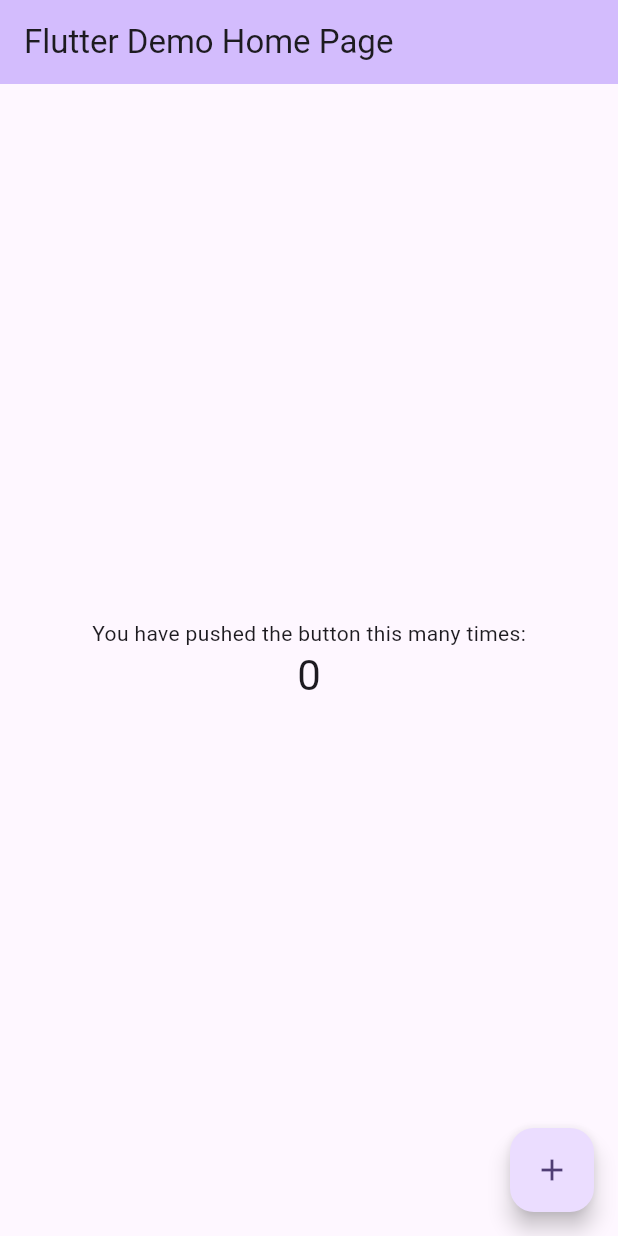
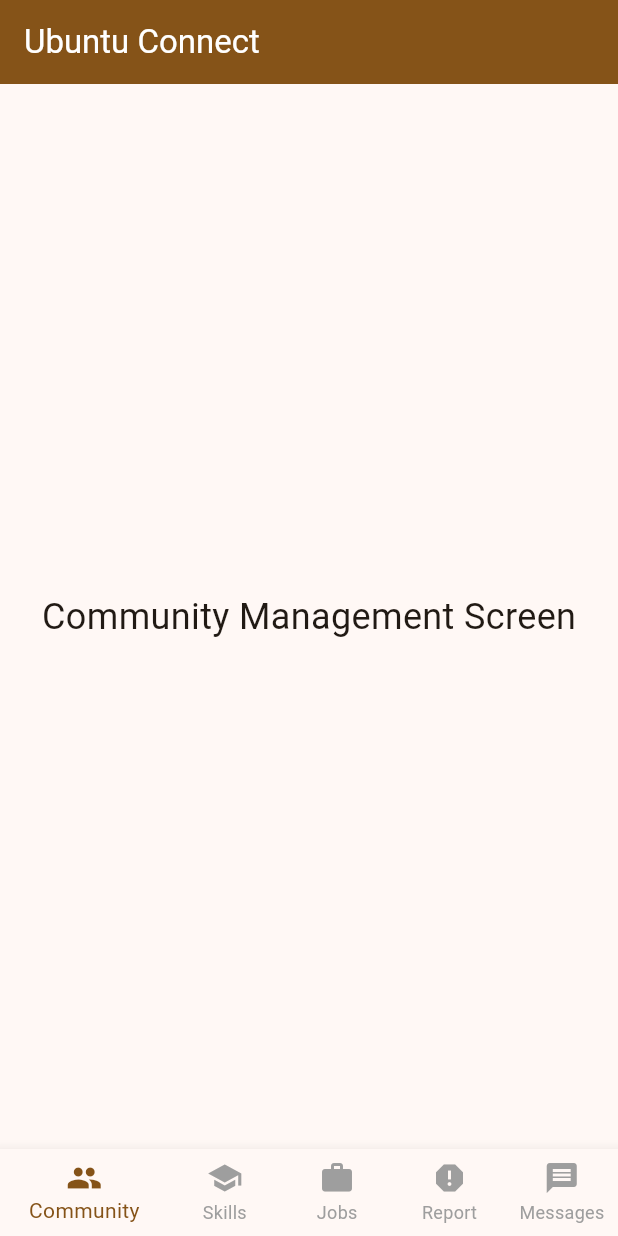
Before and after one commit to could-ai/01996184-e9a8-7469-90e4-a8971fbc547e, a Flutter app: the screen it shows after launch, on a phone screen of 412 x 824 dp. Run offline on Flutter 3.47's test engine with Material 3 defaults, Android fonts, the phone set to English and light mode, and no system bars.

Commit message:
Refactored the application structure based on the Ubuntu Connect PRD. Replaced the default counter app with a new main screen (`MainScreen`) that includes a `BottomNavigationBar`. This navigation bar provides access to the five core modules defined in the PRD: Community, Skills, Jobs, Report, and Messages. Created placeholder widgets for each of these screens (`CommunityScreen`, `SkillsScreen`, `JobsScreen`, `ReportScreen`, `MessagesScreen`) to serve as a foundation for future feature development. The app's title and theme have been updated to 'Ubuntu Connect' with an orange color scheme to align with the product branding.

```diff
--- a/usr/lib/main.dart
+++ b/usr/lib/main.dart
@@ -1,120 +1,162 @@
 import 'package:flutter/material.dart';
 
 void main() {
-  runApp(const MyApp());
+  runApp(const UbuntuConnectApp());
 }
 
-class MyApp extends StatelessWidget {
-  const MyApp({super.key});
+class UbuntuConnectApp extends StatelessWidget {
+  const UbuntuConnectApp({super.key});
 
-  // This widget is the root of your application.
   @override
   Widget build(BuildContext context) {
     return MaterialApp(
-      title: 'Flutter Demo',
+      title: 'Ubuntu Connect',
       debugShowCheckedModeBanner: false,
       theme: ThemeData(
-        // This is the theme of your application.
-        //
-        // TRY THIS: Try running your application with "flutter run". You'll see
-        // the application has a purple toolbar. Then, without quitting the app,
-        // try changing the seedColor in the colorScheme below to Colors.green
-        // and then invoke "hot reload" (save your changes or press the "hot
-        // reload" button in a Flutter-supported IDE, or press "r" if you used
-        // the command line to start the app).
-        //
-        // Notice that the counter didn't reset back to zero; the application
-        // state is not lost during the reload. To reset the state, use hot
-        // restart instead.
-        //
-        // This works for code too, not just values: Most code changes can be
-        // tested with just a hot reload.
-        colorScheme: ColorScheme.fromSeed(seedColor: Colors.deepPurple),
+        colorScheme: ColorScheme.fromSeed(seedColor: Colors.orange),
+        useMaterial3: true,
       ),
-      home: const MyHomePage(title: 'Flutter Demo Home Page'),
+      home: const MainScreen(),
     );
   }
 }
 
-class MyHomePage extends StatefulWidget {
-  const MyHomePage({super.key, required this.title});
-
-  // This widget is the home page of your application. It is stateful, meaning
-  // that it has a State object (defined below) that contains fields that affect
-  // how it looks.
-
-  // This class is the configuration for the state. It holds the values (in this
-  // case the title) provided by the parent (in this case the App widget) and
-  // used by the build method of the State. Fields in a Widget subclass are
-  // always marked "final".
-
-  final String title;
+class MainScreen extends StatefulWidget {
+  const MainScreen({super.key});
 
   @override
-  State<MyHomePage> createState() => _MyHomePageState();
+  State<MainScreen> createState() => _MainScreenState();
 }
 
-class _MyHomePageState extends State<MyHomePage> {
-  int _counter = 0;
+class _MainScreenState extends State<MainScreen> {
+  int _selectedIndex = 0;
 
-  void _incrementCounter() {
+  static const List<Widget> _widgetOptions = <Widget>[
+    CommunityScreen(),
+    SkillsScreen(),
+    JobsScreen(),
+    ReportScreen(),
+    MessagesScreen(),
+  ];
+
+  void _onItemTapped(int index) {
     setState(() {
-      // This call to setState tells the Flutter framework that something has
-      // changed in this State, which causes it to rerun the build method below
-      // so that the display can reflect the updated values. If we changed
-      // _counter without calling setState(), then the build method would not be
-      // called again, and so nothing would appear to happen.
-      _counter++;
+      _selectedIndex = index;
     });
   }
 
   @override
   Widget build(BuildContext context) {
-    // This method is rerun every time setState is called, for instance as done
-    // by the _incrementCounter method above.
-    //
-    // The Flutter framework has been optimized to make rerunning build methods
-    // fast, so that you can just rebuild anything that needs updating rather
-    // than having to individually change instances of widgets.
     return Scaffold(
       appBar: AppBar(
-        // TRY THIS: Try changing the color here to a specific color (to
-        // Colors.amber, perhaps?) and trigger a hot reload to see the AppBar
-        // change color while the other colors stay the same.
-        backgroundColor: Theme.of(context).colorScheme.inversePrimary,
-        // Here we take the value from the MyHomePage object that was created by
-        // the App.build method, and use it to set our appbar title.
-        title: Text(widget.title),
+        title: const Text('Ubuntu Connect'),
+        backgroundColor: Theme.of(context).colorScheme.primary,
+        foregroundColor: Theme.of(context).colorScheme.onPrimary,
       ),
       body: Center(
-        // Center is a layout widget. It takes a single child and positions it
-        // in the middle of the parent.
-        child: Column(
-          // Column is also a layout widget. It takes a list of children and
-          // arranges them vertically. By default, it sizes itself to fit its
-          // children horizontally, and tries to be as tall as its parent.
-          //
-          // Column has various properties to control how it sizes itself and
-          // how it positions its children. Here we use mainAxisAlignment to
-          // center the children vertically; the main axis here is the vertical
-          // axis because Columns are vertical (the cross axis would be
-          // horizontal).
-          //
-          // TRY THIS: Invoke "debug painting" (choose the "Toggle Debug Paint"
-          // action in the IDE, or press "p" in the console), to see the
-          // wireframe for each widget.
-          mainAxisAlignment: MainAxisAlignment.center,
-          children: <Widget>[
-            const Text('You have pushed the button this many times:'),
-            Text('$_counter', style: Theme.of(context).textTheme.headlineMedium),
-          ],
-        ),
+        child: _widgetOptions.elementAt(_selectedIndex),
       ),
-      floatingActionButton: FloatingActionButton(
-        onPressed: _incrementCounter,
-        tooltip: 'Increment',
-        child: const Icon(Icons.add),
-      ), // This trailing comma makes auto-formatting nicer for build methods.
+      bottomNavigationBar: BottomNavigationBar(
+        items: const <BottomNavigationBarItem>[
+          BottomNavigationBarItem(
+            icon: Icon(Icons.group),
+            label: 'Community',
+          ),
+          BottomNavigationBarItem(
+            icon: Icon(Icons.school),
+            label: 'Skills',
+          ),
+          BottomNavigationBarItem(
+            icon: Icon(Icons.work),
+            label: 'Jobs',
+          ),
+          BottomNavigationBarItem(
+            icon: Icon(Icons.report),
+            label: 'Report',
+          ),
+          BottomNavigationBarItem(
+            icon: Icon(Icons.message),
+            label: 'Messages',
+          ),
+        ],
+        currentIndex: _selectedIndex,
+        selectedItemColor: Theme.of(context).colorScheme.primary,
+        unselectedItemColor: Colors.grey,
+        onTap: _onItemTapped,
+        showUnselectedLabels: true,
+      ),
     );
   }
 }
+
+// Placeholder Screens
+
+class CommunityScreen extends StatelessWidget {
+  const CommunityScreen({super.key});
+
+  @override
+  Widget build(BuildContext context) {
+    return const Center(
+      child: Text(
+        'Community Management Screen',
+        style: TextStyle(fontSize: 24),
+      ),
+    );
+  }
+}
+
+class SkillsScreen extends StatelessWidget {
+  const SkillsScreen({super.key});
+
+  @override
+  Widget build(BuildContext context) {
+    return const Center(
+      child: Text(
+        'Skills Development Screen',
+        style: TextStyle(fontSize: 24),
+      ),
+    );
+  }
+}
+
+class JobsScreen extends StatelessWidget {
+  const JobsScreen({super.key});
+
+  @override
+  Widget build(BuildContext context) {
+    return const Center(
+      child: Text(
+        'Job Portal Screen',
+        style: TextStyle(fontSize: 24),
+      ),
+    );
+  }
+}
+
+class ReportScreen extends StatelessWidget {
+  const ReportScreen({super.key});
+
+  @override
+  Widget build(BuildContext context) {
+    return const Center(
+      child: Text(
+        'Issue Reporting Screen',
+        style: TextStyle(fontSize: 24),
+      ),
+    );
+  }
+}
+
+class MessagesScreen extends StatelessWidget {
+  const MessagesScreen({super.key});
+
+  @override
+  Widget build(BuildContext context) {
+    return const Center(
+      child: Text(
+        'In-App Communication Screen',
+        style: TextStyle(fontSize: 24),
+      ),
+    );
+  }
+}
```
